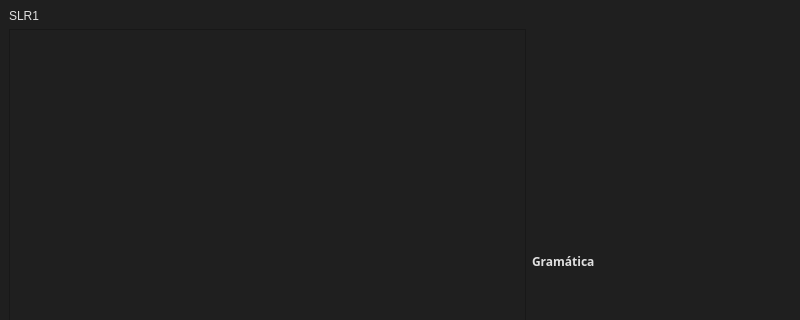
jose-rZM/SyntaxTutor, file slrtutorwindow.ui: the form before one commit; both pictures show x 0 to 800 and y 0 to 320 of the 800 by 600 pixel window.
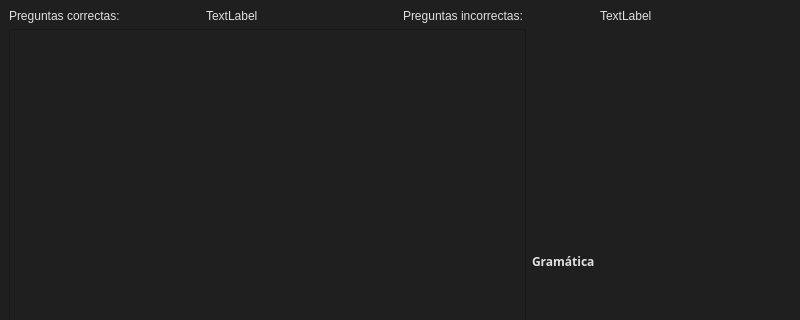
The form after the commit. Icons and pictures are not drawn.

Commit message: add right/wrong answers counter

What changed in the file:
```diff
--- a/slrtutorwindow.ui
+++ b/slrtutorwindow.ui
@@ -20,11 +20,36 @@
   <widget class="QWidget" name="centralwidget">
    <layout class="QVBoxLayout" name="verticalLayout">
     <item>
-     <widget class="QLabel" name="label_2">
-      <property name="text">
-       <string>SLR1</string>
-      </property>
-     </widget>
+     <layout class="QHBoxLayout" name="horizontalLayout_3">
+      <item>
+       <widget class="QLabel" name="label_2">
+        <property name="text">
+         <string>Preguntas correctas:</string>
+        </property>
+       </widget>
+      </item>
+      <item>
+       <widget class="QLabel" name="cntRight">
+        <property name="text">
+         <string>TextLabel</string>
+        </property>
+       </widget>
+      </item>
+      <item>
+       <widget class="QLabel" name="label_3">
+        <property name="text">
+         <string>Preguntas incorrectas: </string>
+        </property>
+       </widget>
+      </item>
+      <item>
+       <widget class="QLabel" name="cntWrong">
+        <property name="text">
+         <string>TextLabel</string>
+        </property>
+       </widget>
+      </item>
+     </layout>
     </item>
     <item>
      <layout class="QHBoxLayout" name="horizontalLayout_2">
```
Left out of the diff: 5 changed lines with no effect on the pictures. The commit also changes 2 other files.
